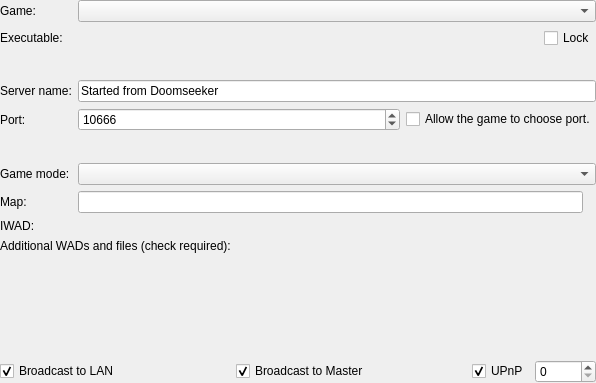
Destroyerrrocket/doomseeker-unofficial, file src/core/gui/createserver/generalgamesetuppanel.ui: the form before one commit.
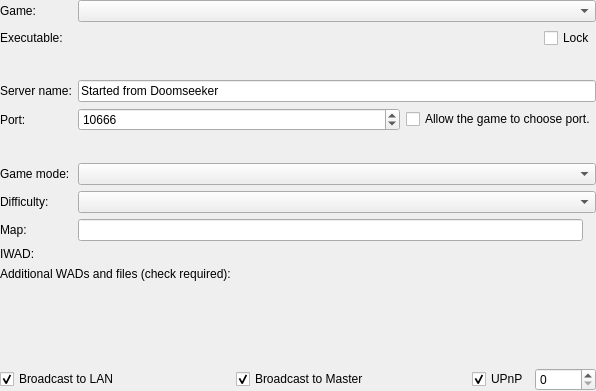
The form after the commit. Icons and pictures are not drawn. Custom widgets are drawn as their Qt base class.

Commit message: - Create Game box: move the "Difficulty" setting combo box from the Rules tab to the General tab. (related to 3480)

```diff
--- a/src/core/gui/createserver/generalgamesetuppanel.ui
+++ b/src/core/gui/createserver/generalgamesetuppanel.ui
@@ -7,7 +7,7 @@
     <x>0</x>
     <y>0</y>
     <width>596</width>
-    <height>383</height>
+    <height>391</height>
    </rect>
   </property>
   <layout class="QVBoxLayout" name="verticalLayout">
@@ -156,14 +156,14 @@
      <item row="6" column="1">
       <widget class="QComboBox" name="cboGamemode"/>
      </item>
-     <item row="7" column="0">
+     <item row="8" column="0">
       <widget class="QLabel" name="label_10">
        <property name="text">
         <string>Map:</string>
        </property>
       </widget>
      </item>
-     <item row="7" column="1">
+     <item row="8" column="1">
       <layout class="QHBoxLayout" name="horizontalLayout">
        <item>
         <widget class="QLineEdit" name="leMap"/>
@@ -195,16 +195,33 @@
        </item>
       </layout>
      </item>
-     <item row="8" column="0">
+     <item row="9" column="0">
       <widget class="QLabel" name="labelIwad">
        <property name="text">
         <string>IWAD:</string>
        </property>
       </widget>
      </item>
-     <item row="8" column="1">
+     <item row="9" column="1">
       <widget class="IwadPicker" name="iwadPicker" native="true"/>
      </item>
+     <item row="7" column="0">
+      <widget class="QLabel" name="labelDifficulty">
+       <property name="text">
+        <string>Difficulty:</string>
+       </property>
+      </widget>
+     </item>
+     <item row="7" column="1">
+      <widget class="QComboBox" name="cboDifficulty">
+       <property name="sizePolicy">
+        <sizepolicy hsizetype="Expanding" vsizetype="Fixed">
+         <horstretch>0</horstretch>
+         <verstretch>0</verstretch>
+        </sizepolicy>
+       </property>
+      </widget>
+     </item>
     </layout>
    </item>
    <item>
```
Left out of the diff: 14 changed lines with no effect on the pictures. The commit also changes 8 other files.
